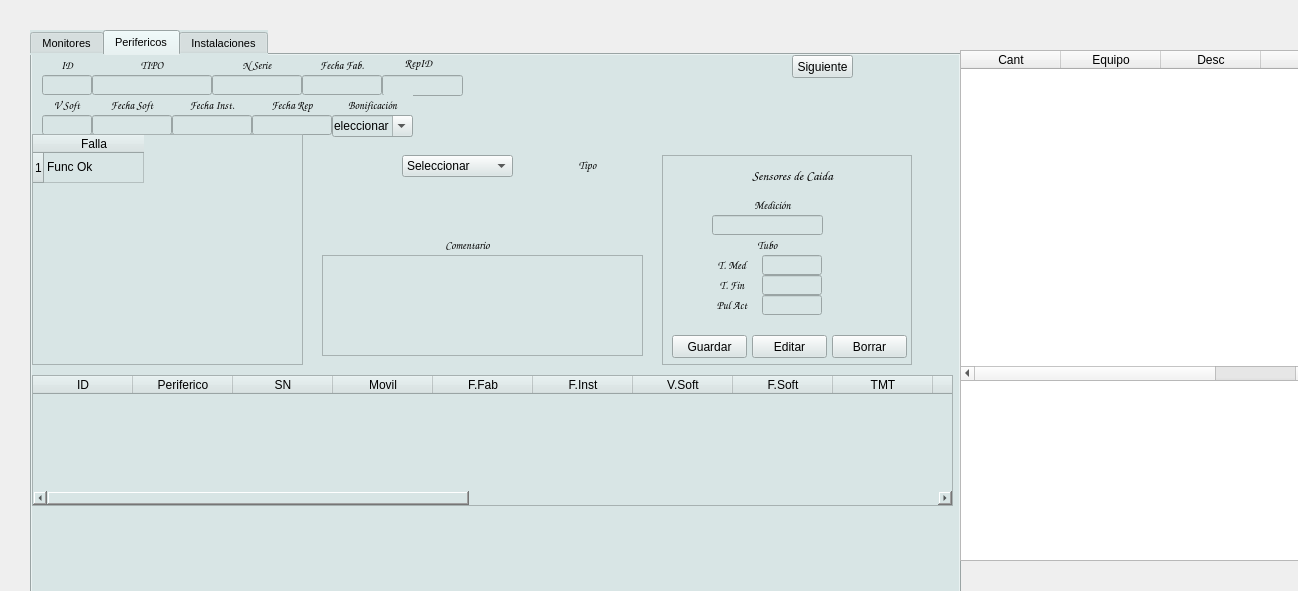
First picture: the form in reparaciones.ui, repository Matias2178/Sistema_Postventa, before the edit.
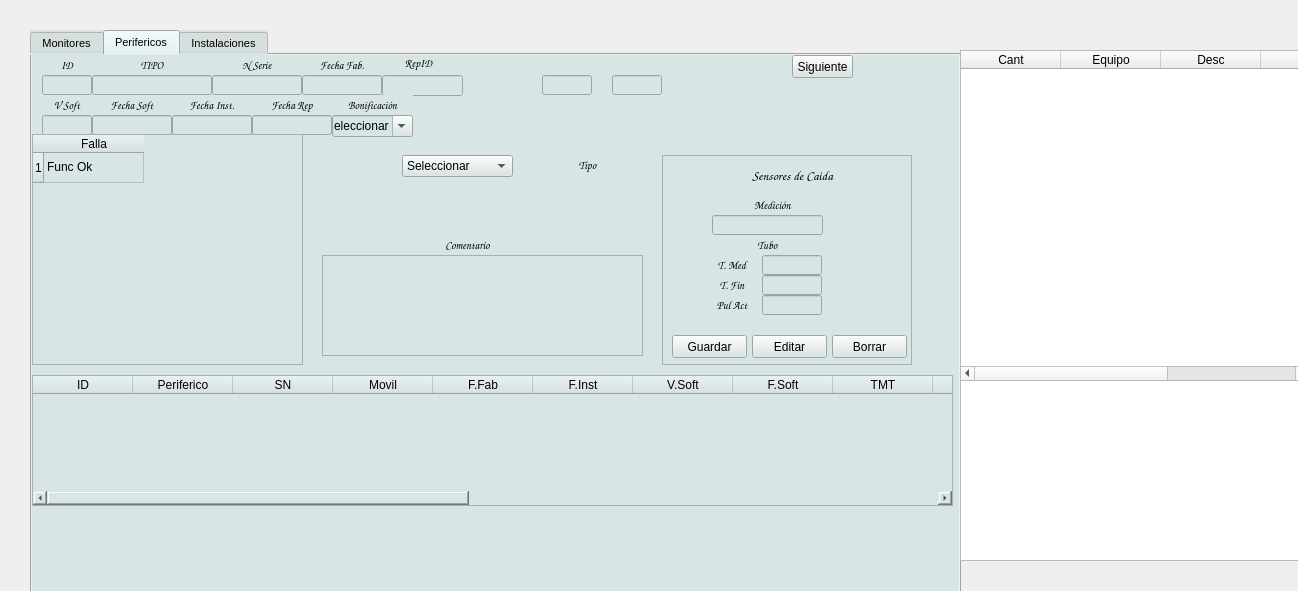
Second picture: the form after the edit. The open tabs and pages were chosen to show the change. Icons and pictures are not drawn.

The edit to the form file:
```diff
--- a/reparaciones.ui
+++ b/reparaciones.ui
@@ -4533,6 +4533,90 @@
       </property>
      </widget>
     </widget>
+    <widget class="QLineEdit" name="SEN_ID_3">
+     <property name="geometry">
+      <rect>
+       <x>510</x>
+       <y>20</y>
+       <width>50</width>
+       <height>20</height>
+      </rect>
+     </property>
+     <property name="sizePolicy">
+      <sizepolicy hsizetype="Expanding" vsizetype="Maximum">
+       <horstretch>0</horstretch>
+       <verstretch>0</verstretch>
+      </sizepolicy>
+     </property>
+     <property name="font">
+      <font>
+       <family>Times New Roman</family>
+       <pointsize>10</pointsize>
+       <weight>75</weight>
+       <bold>true</bold>
+      </font>
+     </property>
+     <property name="contextMenuPolicy">
+      <enum>Qt::DefaultContextMenu</enum>
+     </property>
+     <property name="layoutDirection">
+      <enum>Qt::LeftToRight</enum>
+     </property>
+     <property name="autoFillBackground">
+      <bool>false</bool>
+     </property>
+     <property name="locale">
+      <locale language="StandardMoroccanTamazight" country="Morocco"/>
+     </property>
+     <property name="text">
+      <string/>
+     </property>
+     <property name="alignment">
+      <set>Qt::AlignCenter</set>
+     </property>
+    </widget>
+    <widget class="QLineEdit" name="SEN_ID_4">
+     <property name="geometry">
+      <rect>
+       <x>580</x>
+       <y>20</y>
+       <width>50</width>
+       <height>20</height>
+      </rect>
+     </property>
+     <property name="sizePolicy">
+      <sizepolicy hsizetype="Expanding" vsizetype="Maximum">
+       <horstretch>0</horstretch>
+       <verstretch>0</verstretch>
+      </sizepolicy>
+     </property>
+     <property name="font">
+      <font>
+       <family>Times New Roman</family>
+       <pointsize>10</pointsize>
+       <weight>75</weight>
+       <bold>true</bold>
+      </font>
+     </property>
+     <property name="contextMenuPolicy">
+      <enum>Qt::DefaultContextMenu</enum>
+     </property>
+     <property name="layoutDirection">
+      <enum>Qt::LeftToRight</enum>
+     </property>
+     <property name="autoFillBackground">
+      <bool>false</bool>
+     </property>
+     <property name="locale">
+      <locale language="StandardMoroccanTamazight" country="Morocco"/>
+     </property>
+     <property name="text">
+      <string/>
+     </property>
+     <property name="alignment">
+      <set>Qt::AlignCenter</set>
+     </property>
+    </widget>
     <zorder>PerifericosDatos</zorder>
     <zorder>SEN_FF</zorder>
     <zorder>label_8</zorder>
@@ -5127,6 +5211,11 @@
      <string>SN</string>
     </property>
    </column>
+   <column>
+    <property name="text">
+     <string>Observaciones</string>
+    </property>
+   </column>
   </widget>
   <widget class="QTableView" name="TrabajoTablaRep">
    <property name="enabled">
```
Left out of the diff: 42 changed lines with no effect on the pictures.
